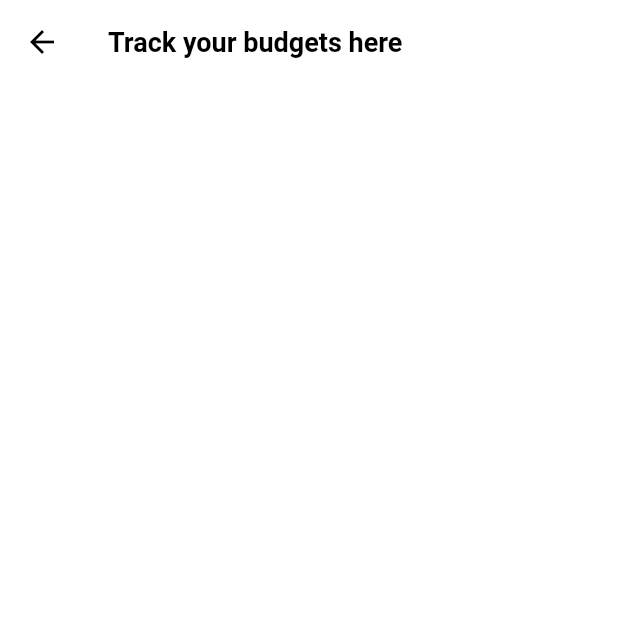
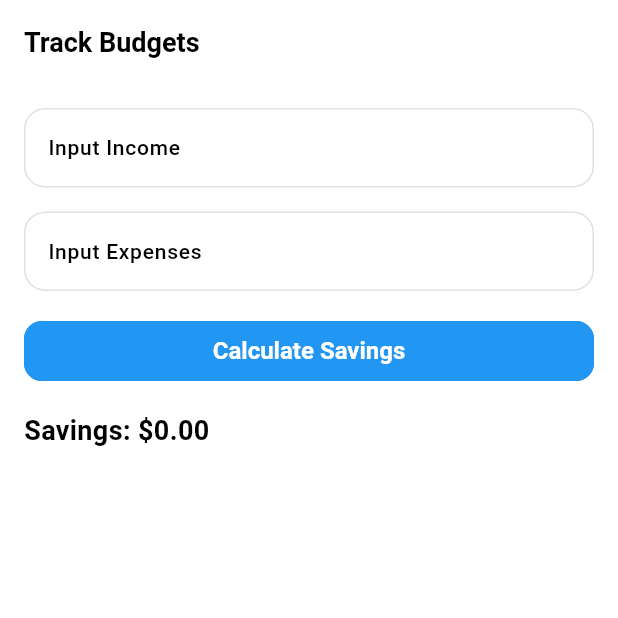
Before and after one commit to JONIETECH/CASH-APP, a Flutter app: the TrackBudgets screen opened directly, on a phone screen of 412 x 824 dp, the top half of it. Run offline on Flutter 3.47's test engine with Material 3 defaults, Android fonts, the phone set to English and light mode, and no system bars; our stand-ins replace flutter_bloc, font_awesome_flutter, fpdart, get_it, supabase_flutter; accounts and stored records are empty.

Commit message:
editted track budgets page

```diff
--- a/lib/features/budget_management/presentation/pages/track_budgets.dart
+++ b/lib/features/budget_management/presentation/pages/track_budgets.dart
@@ -1,9 +1,9 @@
 import 'package:flutter/material.dart';
 
 class TrackBudgets extends StatefulWidget {
-  static route () => MaterialPageRoute(
-    builder: (context) => const TrackBudgets(),
-    );
+  static route() => MaterialPageRoute(
+        builder: (context) => const TrackBudgets(),
+      );
 
   const TrackBudgets({super.key});
 
@@ -12,15 +12,78 @@
 }
 
 class _TrackBudgetsState extends State<TrackBudgets> {
+  final TextEditingController _incomeController = TextEditingController();
+  final TextEditingController _expenseController = TextEditingController();
+  double _savings = 0.0;
+
+  void _calculateSavings() {
+    double income = double.tryParse(_incomeController.text) ?? 0.0;
+    double expenses = double.tryParse(_expenseController.text) ?? 0.0;
+    setState(() {
+      _savings = income - expenses;
+    });
+  }
+
+  @override
+  void dispose() {
+    _incomeController.dispose();
+    _expenseController.dispose();
+    super.dispose();
+  }
 
   @override
   Widget build(BuildContext context) {
     return Scaffold(
       appBar: AppBar(
-        title: const Text("Track your budgets here",style: TextStyle(
-          fontWeight: FontWeight.bold,
-        ),),
+        title: const Text(
+          "Track Budgets",
+          style: TextStyle(
+            fontWeight: FontWeight.bold,
+          ),
+        ),
+      ),
+      body: Padding(
+        padding: const EdgeInsets.all(16.0),
+        child: Column(
+          crossAxisAlignment: CrossAxisAlignment.stretch,
+          children: <Widget>[
+            TextFormField(
+              controller: _incomeController,
+              decoration: const InputDecoration(
+                labelText: 'Input Income',
+              ),
+              keyboardType: TextInputType.number,
+            ),
+            const SizedBox(height: 16.0),
+            TextFormField(
+              controller: _expenseController,
+              decoration: const InputDecoration(
+                labelText: 'Input Expenses',
+              ),
+              keyboardType: TextInputType.number,
+            ),
+            const SizedBox(height: 16.0),
+            ElevatedButton(
+              onPressed: _calculateSavings,
+              child: const Text('Calculate Savings'),
+            ),
+            const SizedBox(height: 16.0),
+            Text(
+              'Savings: \$${_savings.toStringAsFixed(2)}',
+              style: const TextStyle(
+                fontSize: 18.0,
+                fontWeight: FontWeight.bold,
+              ),
+            ),
+          ],
+        ),
       ),
     );
   }
 }
+
+void main() {
+  runApp(MaterialApp(
+    home: TrackBudgets(),
+  ));
+}
```
